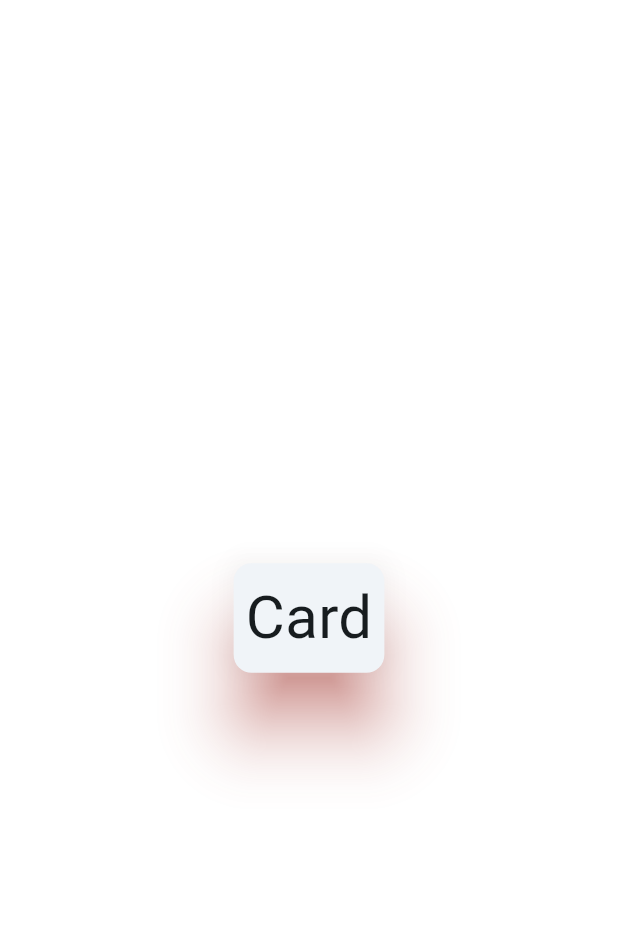
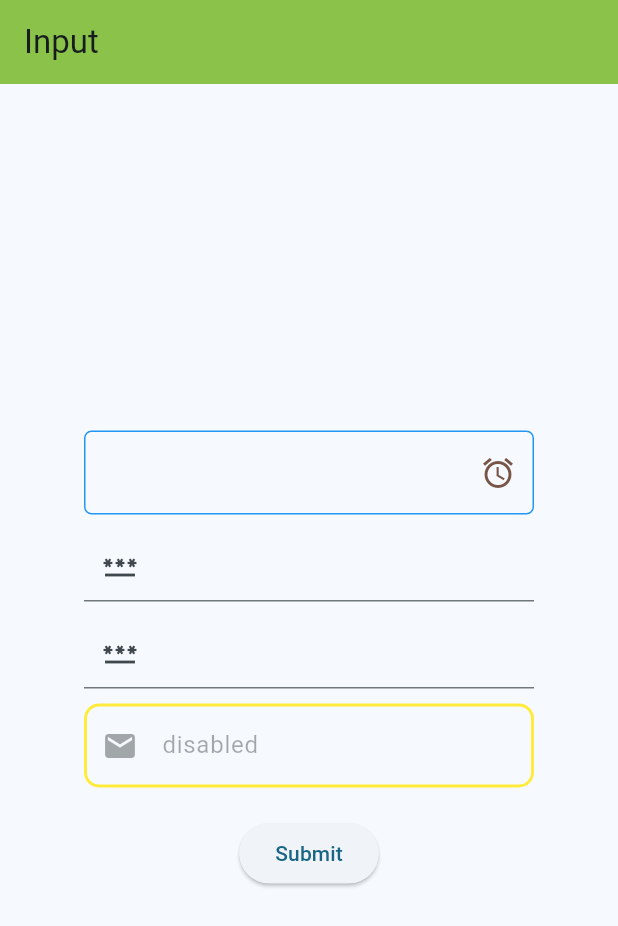
Before and after one commit to pranjal6314/Flutter, a Flutter app: the screen it shows after launch, on a phone screen of 412 x 824 dp. Shown: the top 926 px of the screen. Run offline on Flutter 3.47's test engine with Material 2 defaults, Android fonts, the phone set to English and light mode, and no system bars.

Commit message:
user input :TextField

```diff
--- /dev/null
+++ b/lib/input.dart
@@ -0,0 +1,104 @@
+import 'package:flutter/material.dart';
+
+class InputWidget extends StatefulWidget {
+  const InputWidget({super.key});
+
+  @override
+  State<InputWidget> createState() => _InputWidgetState();
+}
+
+class _InputWidgetState extends State<InputWidget> {
+  final inputcontroller = TextEditingController();
+  final passwordcontroller = TextEditingController();
+  @override
+  Widget build(BuildContext context) {
+    return Scaffold(
+      appBar: AppBar(
+        title: Text('Input'),
+        backgroundColor: Colors.lightGreen,
+      ),
+      body: Center(
+          child: Container(
+              width: 300,
+              child: Column(
+                mainAxisAlignment: MainAxisAlignment.center,
+                children: [
+                  TextField(
+                    controller: inputcontroller,
+                    decoration: InputDecoration(
+                        focusedBorder: OutlineInputBorder(
+                          borderRadius: BorderRadius.circular(10),
+                          borderSide: BorderSide(color: Colors.red, width: 2),
+                        ),
+                        enabledBorder: OutlineInputBorder(
+                          borderRadius: BorderRadius.circular(5),
+                          borderSide: BorderSide(color: Colors.blue, width: 1),
+                        ),
+                        suffixText: "hello pranjal",
+                        suffixIcon: IconButton(
+                            onPressed: () {
+                              print("hello pranjal");
+                            },
+                            icon: Icon(
+                              Icons.access_alarm,
+                              color: Colors.brown,
+                            ))),
+                  ),
+                  SizedBox(
+                    height: 10,
+                  ),
+                  TextField(
+                    controller: passwordcontroller,
+                    obscureText: true,
+                    obscuringCharacter: "*",
+                    decoration: InputDecoration(
+                      focusedBorder: OutlineInputBorder(
+                        borderRadius: BorderRadius.circular(10),
+                        borderSide: BorderSide(color: Colors.red, width: 2),
+                      ),
+                      prefixIcon: Icon(Icons.password),
+                    ),
+                  ),
+                  SizedBox(
+                    height: 10,
+                  ),
+                  TextField(
+                    keyboardType: TextInputType.phone,
+                    decoration: InputDecoration(
+                      focusedBorder: OutlineInputBorder(
+                        borderRadius: BorderRadius.circular(10),
+                        borderSide:
+                            BorderSide(color: Colors.deepPurple, width: 2),
+                      ),
+                      prefixIcon: Icon(Icons.password),
+                    ),
+                  ),
+                  SizedBox(
+                    height: 10,
+                  ),
+                  TextField(
+                    enabled: false,
+                    decoration: InputDecoration(
+                      hintText: 'disabled',
+                      disabledBorder: OutlineInputBorder(
+                        borderRadius: BorderRadius.circular(10),
+                        borderSide: BorderSide(color: Colors.yellow, width: 2),
+                      ),
+                      prefixIcon: Icon(Icons.email),
+                    ),
+                  ),
+                  SizedBox(
+                    height: 20,
+                  ),
+                  ElevatedButton(
+                      onPressed: () {
+                        String name = inputcontroller.text;
+                        String pass = passwordcontroller.text;
+                        print("name -> ${name} password ->  ${pass} ");
+                      },
+                      child: Text("Submit")),
+                ],
+              ))),
+    );
+  }
+}
--- a/lib/main.dart
+++ b/lib/main.dart
@@ -1,4 +1,5 @@
 import 'package:firstapp/card.dart';
+import 'package:firstapp/input.dart';
 import 'package:flutter/material.dart';
 
 void main() {
@@ -24,7 +25,7 @@ class MyApp extends StatelessWidget {
         useMaterial3: true,
       ),
       // home: const MyHomePage(title: 'Pranjal Choudhary'),
-      home: Center(child: Cardd()),
+      home: InputWidget(),
     );
   }
 }
```
